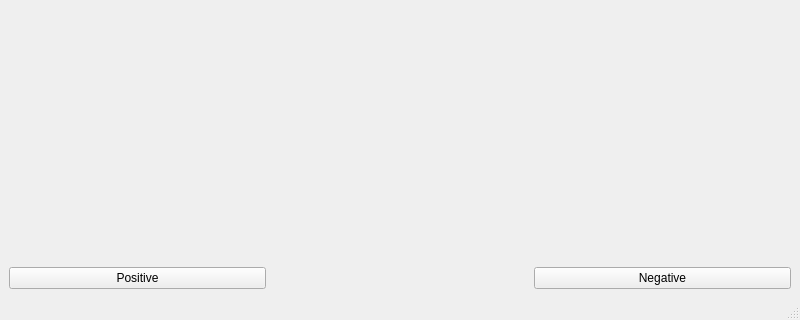
The window that pv.ui (nck00/PolliceVerso) describes before a commit, drawn with Qt 5; both pictures show x 0 to 800 and y 280 to 600 of the 800 by 600 pixel window.
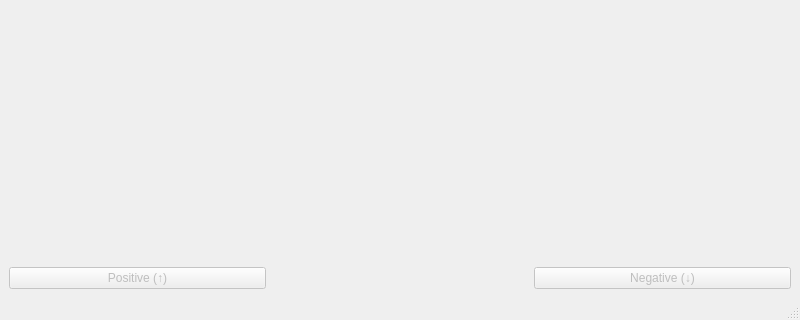
The same window after the commit.

Commit message: Added Shortcuts for false/positive buttons

What changed in the file:
```diff
--- a/pv.ui
+++ b/pv.ui
@@ -17,15 +17,27 @@
    <layout class="QGridLayout" name="gridLayout">
     <item row="1" column="1">
      <widget class="QPushButton" name="posPushButton">
+      <property name="enabled">
+       <bool>false</bool>
+      </property>
       <property name="text">
-       <string>Positive</string>
+       <string>Positive (↑)</string>
+      </property>
+      <property name="shortcut">
+       <string>Up</string>
       </property>
      </widget>
     </item>
     <item row="1" column="3">
      <widget class="QPushButton" name="negPushButton">
+      <property name="enabled">
+       <bool>false</bool>
+      </property>
       <property name="text">
-       <string>Negative</string>
+       <string>Negative (↓)</string>
+      </property>
+      <property name="shortcut">
+       <string>Down</string>
       </property>
      </widget>
     </item>
```
The commit also changes 1 other file.
